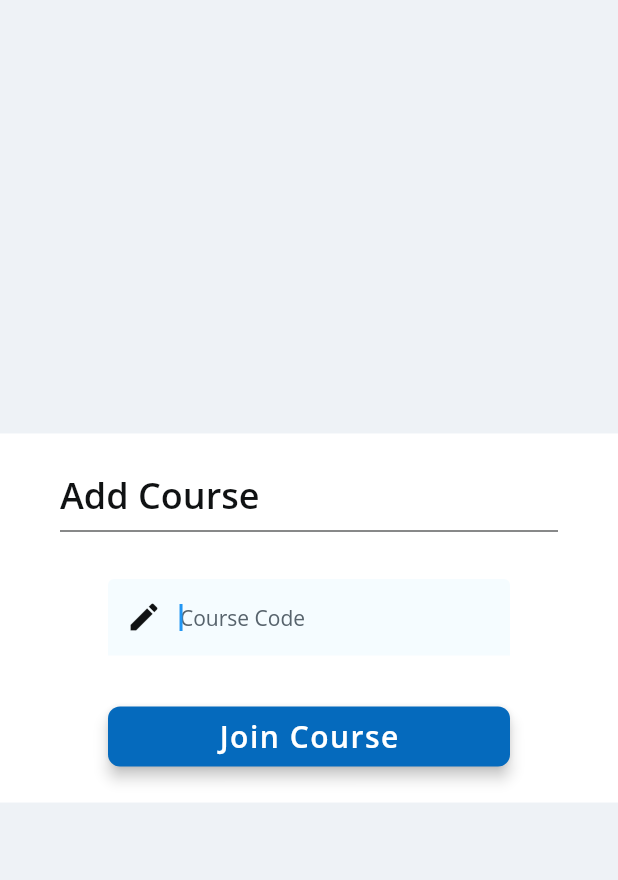
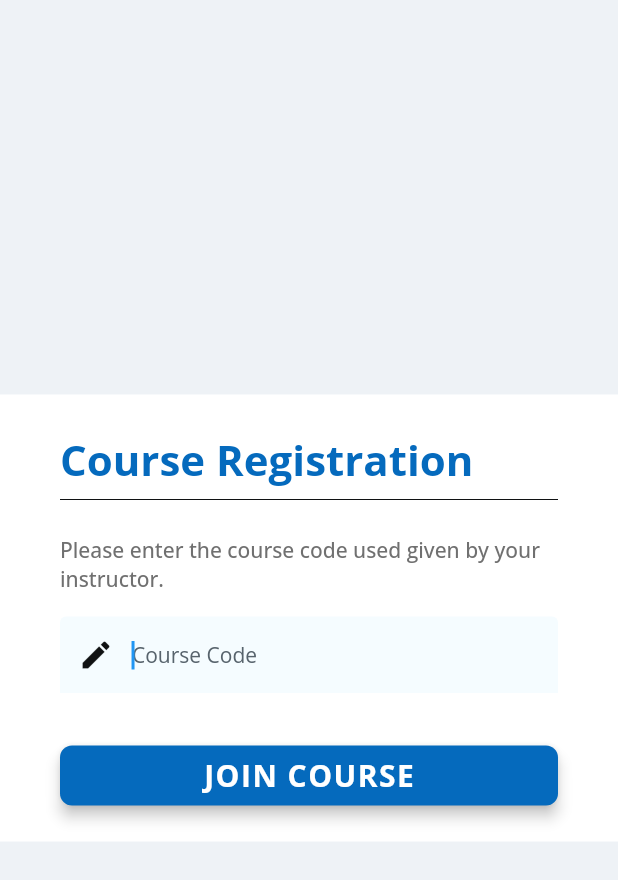
Before and after one commit to irconde/Libretext-ADAPT-Clicker, a Flutter app: the AddCourseWidget widget shown alone on an empty page, opened directly, on a phone screen of 412 x 824 dp. Shown: the top 880 px of the screen. Run offline on Flutter 3.47's test engine with Material 2 defaults, Android fonts, the phone set to English and light mode, and no system bars; drawn by our look-alikes of auto_size_text; our stand-ins replace expandable, flutter_html, flutter_keyboard_visibility, flutter_svg, font_awesome_flutter, google_fonts and 3 more; missing offline and left inert: json_path, webviewx; accounts and stored records are empty.

Commit message:
Updated Add Course Widget
-Updated Style/Sizing to appear more in line with design file

```diff
--- a/lib/components/add_course_widget.dart
+++ b/lib/components/add_course_widget.dart
@@ -86,11 +86,12 @@ class _AddCourseWidgetState extends State<AddCourseWidget>
                   Padding(
                     padding: EdgeInsetsDirectional.fromSTEB(0, 24, 0, 0),
                     child: Text(
-                      'Add Course',
+                      'Course Registration',
                       style: FlutterFlowTheme.of(context).bodyText1.override(
                             fontFamily: 'Open Sans',
-                            fontSize: 24,
-                            fontWeight: FontWeight.w600,
+                            fontSize: 28,
+                            color: FlutterFlowTheme.of(context).primaryColor,
+                            fontWeight: FontWeight.w700,
                           ),
                     ),
                   ),
@@ -98,7 +99,19 @@ class _AddCourseWidgetState extends State<AddCourseWidget>
                     color: FlutterFlowTheme.of(context).primaryText,
                   ),
                   Padding(
-                    padding: EdgeInsetsDirectional.fromSTEB(32, 24, 32, 0),
+                    padding: EdgeInsetsDirectional.fromSTEB(0, 16, 0, 0),
+                    child: Text(
+                      'Please enter the course code used given by your instructor.',
+                      style: FlutterFlowTheme.of(context).bodyText1.override(
+                        fontFamily: 'Open Sans',
+                        fontSize: 14,
+                        color: FlutterFlowTheme.of(context).secondaryColor,
+                        fontWeight: FontWeight.w500,
+                      ),
+                    ),
+                  ),
+                  Padding(
+                    padding: EdgeInsetsDirectional.fromSTEB(0, 16, 0, 0),
                     child: TextFormField(
                       controller: accessCodeACController,
                       autofocus: true,
@@ -156,7 +169,7 @@ class _AddCourseWidgetState extends State<AddCourseWidget>
                       ),
                       style: FlutterFlowTheme.of(context).bodyText1.override(
                             fontFamily: 'Open Sans',
-                            fontSize: 13,
+                            fontSize: 14,
                           ),
                       textAlign: TextAlign.start,
                     ),
@@ -168,7 +181,7 @@ class _AddCourseWidgetState extends State<AddCourseWidget>
                       style: FlutterFlowTheme.of(context).bodyText1.override(
                             fontFamily: 'Open Sans',
                             color: FlutterFlowTheme.of(context).failure,
-                            fontSize: 13,
+                            fontSize: 14,
                             fontWeight: FontWeight.normal,
                           ),
                     ).animated([animationsMap['textOnActionTriggerAnimation']!]),
@@ -176,7 +189,7 @@ class _AddCourseWidgetState extends State<AddCourseWidget>
                   Align(
                     alignment: AlignmentDirectional(0, 0),
                     child: Padding(
-                      padding: EdgeInsetsDirectional.fromSTEB(32, 0, 32, 24),
+                      padding: EdgeInsetsDirectional.fromSTEB(0, 0, 0, 24),
                       child: FFButtonWidget(
                         onPressed: () async {
                           addCourse = await AddCourseCall.call(
@@ -220,7 +233,7 @@ class _AddCourseWidgetState extends State<AddCourseWidget>
 
                           setState(() {});
                         },
-                        text: 'Join Course',
+                        text: 'JOIN COURSE',
                         options: FFButtonOptions(
                           width: double.infinity,
                           height: 40,
@@ -231,6 +244,7 @@ class _AddCourseWidgetState extends State<AddCourseWidget>
                                     color: FlutterFlowTheme.of(context)
                                         .primaryBackground,
                                     fontSize: 20,
+                                    fontWeight: FontWeight.w700,
                                     letterSpacing: 1,
                                   ),
                           elevation: 4,
```
